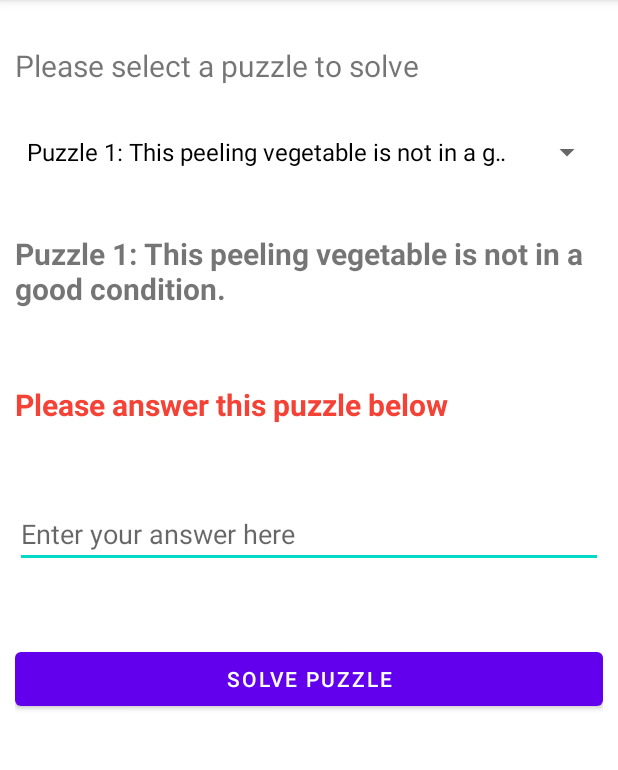
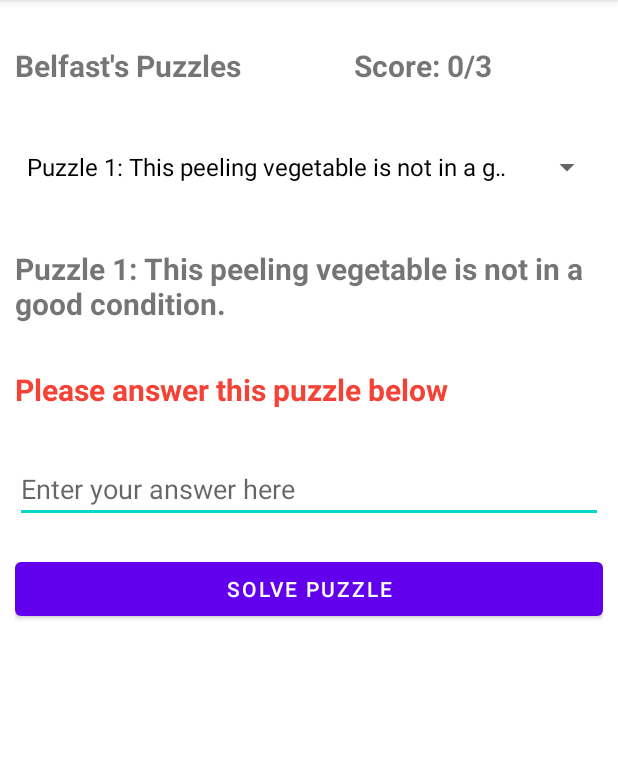
Before and after one commit to amccaughan900/Dissertation1.2, an Android app: the BelfastActivity screen opened directly, with no data from a screen before it, on a phone screen of 412 x 824 dp, the part 84-854 px from its top. Run offline under Robolectric (Android 15) with nearby library versions, the phone set to English and light mode, and no system bars.

Commit message:
Dissertation App 1.3 -Added a score counter for users on amount of puzzles solved for belfast activity -Changed layout of ballycastle and belfast activity to better fit the screen, changing margin layout above sizes to smaller. -Inserted more puzzles and answers into program -Changed score counters to keep up with this -Added a method to check belfast score for users

```diff
--- a/app/src/main/java/com/example/dissertation12/BelfastActivity.java
+++ b/app/src/main/java/com/example/dissertation12/BelfastActivity.java
@@ -18,7 +18,7 @@ public class BelfastActivity extends AppCompatActivity
 {
     //Names of spinners widgets
     Spinner spinner_belfast;
-    TextView textview_puzzleSelected;
+    TextView textview_puzzleSelected, scoreCounter;
     EditText edittext_answer;
     Button btn_answerPuzzle;
 
@@ -30,6 +30,7 @@ public class BelfastActivity extends AppCompatActivity
             };
 
     int currentItem;
+    int userScore;
 
     //ArrayAdapters to attach the arrays above to
     ArrayAdapter belfastAdapter;
@@ -46,6 +47,7 @@ public class BelfastActivity extends AppCompatActivity
 
         textview_puzzleSelected = findViewById(R.id.fullPuzzle);
         edittext_answer = (EditText) findViewById(R.id.answerBox);
+        scoreCounter = findViewById(R.id.textviewScore);
 
         btn_answerPuzzle = (Button) findViewById(R.id.btnAnswer);
 
@@ -60,6 +62,10 @@ public class BelfastActivity extends AppCompatActivity
 
         int spUserID = sharedPreferences.getInt("id", 0);
 
+        userScore = MyDB.getUserBelfastScore(spUserID);
+        String strScore = String.valueOf(userScore);
+        scoreCounter.setText("Score: " + strScore + "/3");
+
         spinner_belfast.setOnItemSelectedListener(new AdapterView.OnItemSelectedListener()
         {
             @Override
@@ -67,7 +73,7 @@ public class BelfastActivity extends AppCompatActivity
             {
                 String itemPuzzle = spinner_belfast.getSelectedItem().toString();
                 textview_puzzleSelected.setText(itemPuzzle);
-                currentItem = i + 4;
+                currentItem = i + 11;
             }
 
             @Override
@@ -105,6 +111,9 @@ public class BelfastActivity extends AppCompatActivity
                             if (correctAnswer == true)
                             {
                                 Toast.makeText(BelfastActivity.this, "Correct, the answer is " + userAnswer, Toast.LENGTH_SHORT).show();
+                                userScore = MyDB.getUserBelfastScore(spUserID);
+                                String strScore = String.valueOf(userScore);
+                                scoreCounter.setText("Score: " + strScore + "/3");
                             }
                             else
                             {
--- a/app/src/main/java/com/example/dissertation12/DBHelper.java
+++ b/app/src/main/java/com/example/dissertation12/DBHelper.java
@@ -38,7 +38,7 @@ public class DBHelper extends SQLiteOpenHelper
 
     public DBHelper(Context context)
     {
-        super(context, "Login.db", null, 18);
+        super(context, "Login.db", null, 21);
     }
 
     @Override
@@ -59,6 +59,11 @@ public class DBHelper extends SQLiteOpenHelper
         MyDB.execSQL("INSERT INTO " + TABLE_PUZZLES + "(PUZZLE_ANSWER, REGION_ID) VALUES ('Indigo', 1)");
         MyDB.execSQL("INSERT INTO " + TABLE_PUZZLES + "(PUZZLE_ANSWER, REGION_ID) VALUES ('Salt House', 1)");
         MyDB.execSQL("INSERT INTO " + TABLE_PUZZLES + "(PUZZLE_ANSWER, REGION_ID) VALUES ('Promenade', 1)");
+        MyDB.execSQL("INSERT INTO " + TABLE_PUZZLES + "(PUZZLE_ANSWER, REGION_ID) VALUES ('Diamond Bar', 1)");
+        MyDB.execSQL("INSERT INTO " + TABLE_PUZZLES + "(PUZZLE_ANSWER, REGION_ID) VALUES ('Homemade Beautiful', 1)");
+        MyDB.execSQL("INSERT INTO " + TABLE_PUZZLES + "(PUZZLE_ANSWER, REGION_ID) VALUES ('Our Dollys', 1)");
+
+
 
         MyDB.execSQL("INSERT INTO " + TABLE_PUZZLES + "(PUZZLE_ANSWER, REGION_ID) VALUES ('Dirty Onion', 2)");
         MyDB.execSQL("INSERT INTO " + TABLE_PUZZLES + "(PUZZLE_ANSWER, REGION_ID) VALUES ('The Points', 2)");
@@ -71,7 +76,7 @@ public class DBHelper extends SQLiteOpenHelper
         //Drops tables when new version of database is created
         MyDB.execSQL(" DROP TABLE IF EXISTS " + TABLE_PUZZLES);
         MyDB.execSQL(" DROP TABLE IF EXISTS " + TABLE_REGION);
-        MyDB.execSQL(" DROP TABLE IF EXISTS " + TABLE_SOLVED);
+        //MyDB.execSQL(" DROP TABLE IF EXISTS " + TABLE_SOLVED);
         onCreate(MyDB);
     }
 
@@ -160,12 +165,36 @@ public class DBHelper extends SQLiteOpenHelper
         return userID;
     }
 
-    public int getUserScore(int userID)
+    public int getUserBallycastleScore(int userID)
     {
         int userScore = 0;
 
         //Query to count from table where emotion = its string
         String countQuery = "SELECT COUNT (*) FROM " + TABLE_SOLVED +  " INNER JOIN " + TABLE_PUZZLES + " ON " + TABLE_PUZZLES + "." + PUZZLE_COL_1 + " = " + TABLE_SOLVED + "." + SOLVED_COL_3 + " WHERE " + SOLVED_COL_4 + " = 1" + " AND " + SOLVED_COL_2 + " ='" + userID + "'" + " AND " + PUZZLE_COL_3 + " = 1";
+//        private final String MY_QUERY = "SELECT * FROM table_a a INNER JOIN table_b b ON a.id=b.other_id WHERE b.property_id=?";
+
+        //Cursor reads database with countQuery
+        Cursor cursor = getReadableDatabase().rawQuery(countQuery, null);
+
+        //If there are records in the count
+        if (cursor.getCount() > -1)
+        {
+            //Moves the cursor to the first row and use valenceTotal to hold the amount of rows
+            cursor.moveToFirst();
+            userScore = cursor.getInt(0);
+        }
+        //Closes cursor and method returns count amount
+        cursor.close();
+
+        return userScore;
+    }
+
+    public int getUserBelfastScore(int userID)
+    {
+        int userScore = 0;
+
+        //Query to count from table where emotion = its string
+        String countQuery = "SELECT COUNT (*) FROM " + TABLE_SOLVED +  " INNER JOIN " + TABLE_PUZZLES + " ON " + TABLE_PUZZLES + "." + PUZZLE_COL_1 + " = " + TABLE_SOLVED + "." + SOLVED_COL_3 + " WHERE " + SOLVED_COL_4 + " = 1" + " AND " + SOLVED_COL_2 + " ='" + userID + "'" + " AND " + PUZZLE_COL_3 + " = 2";
 //        private final String MY_QUERY = "SELECT * FROM table_a a INNER JOIN table_b b ON a.id=b.other_id WHERE b.property_id=?";
 
         //Cursor reads database with countQuery
--- a/app/src/main/res/layout/activity_belfast.xml
+++ b/app/src/main/res/layout/activity_belfast.xml
@@ -7,21 +7,36 @@
     android:padding="10dp"
     tools:context=".BelfastActivity">
 
+    <TextView
+        android:id="@+id/textviewBelfast"
+        android:layout_width="wrap_content"
+        android:layout_height="wrap_content"
+        android:layout_marginTop="20dp"
+        android:text="Belfast's Puzzles"
+        android:textSize="20sp"
+        android:textStyle="bold" />
 
     <TextView
-        android:id="@+id/selectSpinner"
-        android:layout_width="match_parent"
+        android:id="@+id/textviewScore"
+        android:layout_width="wrap_content"
         android:layout_height="wrap_content"
+        android:layout_alignParentTop="true"
+        android:layout_alignParentEnd="true"
+        android:layout_marginStart="10dp"
         android:layout_marginTop="20dp"
-        android:text="Please select a puzzle to solve"
-        android:textSize="20sp" />
+        android:layout_marginEnd="10dp"
+        android:layout_toEndOf="@+id/textviewBelfast"
+        android:text="Score:"
+        android:textAlignment="center"
+        android:textSize="20sp"
+        android:textStyle="bold" />
 
     <Spinner
         android:id="@+id/spinner_belfast"
         android:layout_width="match_parent"
         android:layout_height="wrap_content"
-        android:layout_below="@+id/selectSpinner"
-        android:layout_marginTop="20dp" />
+        android:layout_below="@+id/textviewBelfast"
+        android:layout_marginTop="30dp" />
 
     <TextView
         android:id="@+id/fullPuzzle"
@@ -38,7 +53,7 @@
         android:layout_width="match_parent"
         android:layout_height="wrap_content"
         android:layout_below="@+id/fullPuzzle"
-        android:layout_marginTop="50dp"
+        android:layout_marginTop="30dp"
         android:text="Please answer this puzzle below"
         android:textColor="#F44336"
         android:textSize="20sp"
@@ -49,7 +64,7 @@
         android:layout_width="match_parent"
         android:layout_height="wrap_content"
         android:layout_below="@+id/answerPuzzle"
-        android:layout_marginTop="50dp"
+        android:layout_marginTop="30dp"
         android:hint="Enter your answer here"
         android:textAlignment="viewStart" />
 
@@ -59,6 +74,6 @@
         android:layout_height="wrap_content"
         android:text="Solve puzzle"
         android:textColor="@color/white"
-        android:layout_marginTop="50dp"
+        android:layout_marginTop="20dp"
         android:layout_below="@+id/answerBox"/>
 </RelativeLayout>
```
Also changed, not shown: app/src/main/java/com/example/dissertation12/BallycastleActivity.java (+10 -7 lines), app/src/main/res/layout/activity_ballycastle.xml (+5 -14 lines).
